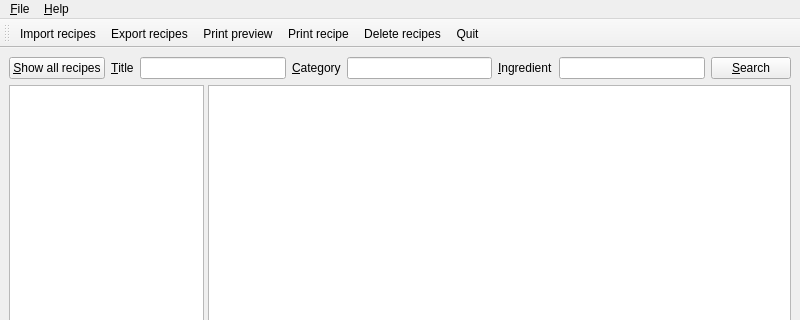
The window that anymeal/main_window.ui (wedesoft/anymeal) describes before a commit, drawn with Qt 5; both pictures show x 0 to 800 and y 0 to 320 of the 800 by 600 pixel window.
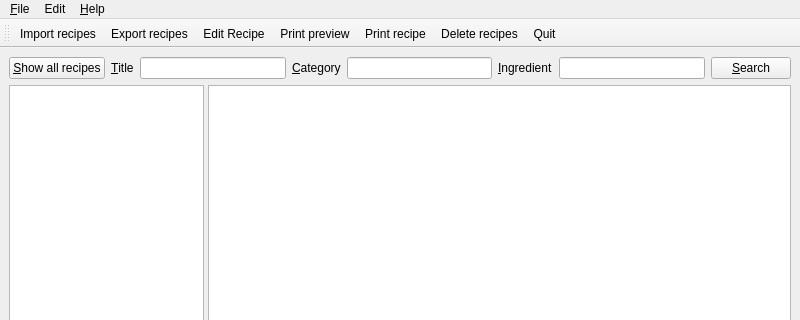
The same window after the commit. Icons and pictures are not drawn.

```diff
--- a/anymeal/main_window.ui
+++ b/anymeal/main_window.ui
@@ -149,7 +149,14 @@
     </property>
     <addaction name="action_about"/>
    </widget>
+   <widget class="QMenu" name="menuEdit">
+    <property name="title">
+     <string>Edit</string>
+    </property>
+    <addaction name="action_edit"/>
+   </widget>
    <addaction name="menu_file"/>
+   <addaction name="menuEdit"/>
    <addaction name="menuHelp"/>
   </widget>
   <widget class="QStatusBar" name="statusbar"/>
@@ -165,6 +172,7 @@
    </attribute>
    <addaction name="action_import"/>
    <addaction name="action_export"/>
+   <addaction name="action_edit"/>
    <addaction name="action_preview"/>
    <addaction name="action_print"/>
    <addaction name="action_delete"/>
@@ -244,7 +252,19 @@
      <normaloff>:/images/export.svg</normaloff>:/images/export.svg</iconset>
    </property>
    <property name="text">
-    <string>&amp;Export recipes</string>
+    <string>Exp&amp;ort recipes</string>
+   </property>
+   <property name="shortcut">
+    <string>Ctrl+O</string>
+   </property>
+  </action>
+  <action name="action_edit">
+   <property name="icon">
+    <iconset resource="anymeal.qrc">
+     <normaloff>:/images/edit.svg</normaloff>:/images/edit.svg</iconset>
+   </property>
+   <property name="text">
+    <string>&amp;Edit Recipe</string>
    </property>
    <property name="shortcut">
     <string>Ctrl+E</string>
```
Left out of the diff: 4 changed lines with no effect on the pictures.
